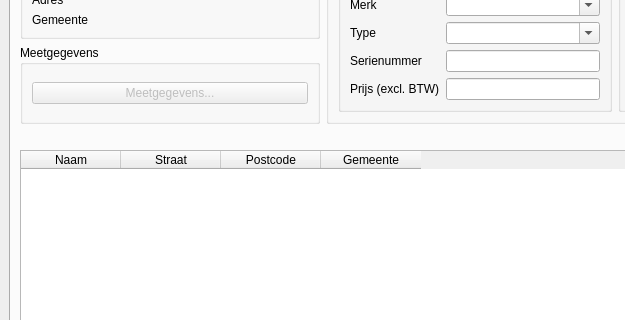
First picture: the form in AudioAdmin/ui/universum.ui, repository Roelio81/audioadmin, before the edit; both pictures show x 0 to 625 and y 429 to 749 of the 1054 by 848 pixel window.
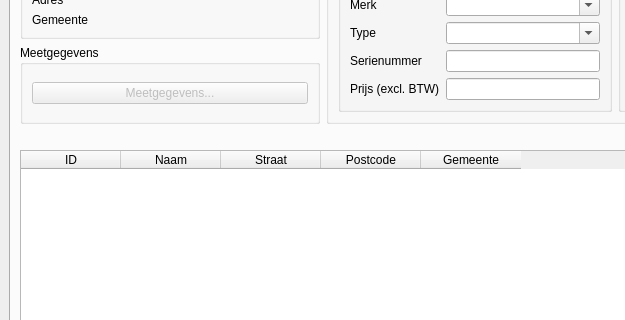
Second picture: the form after the edit. Icons and pictures are not drawn.

Commit message: Toevoegen sorteer mogelijkheid op tabellen (deel 2)

```diff
--- a/AudioAdmin/ui/universum.ui
+++ b/AudioAdmin/ui/universum.ui
@@ -758,8 +758,13 @@
            <bool>true</bool>
           </property>
           <property name="columnCount">
-           <number>4</number>
+           <number>5</number>
           </property>
+          <column>
+           <property name="text">
+            <string>ID</string>
+           </property>
+          </column>
           <column>
            <property name="text">
             <string>Naam</string>
```
Left out of the diff: 16 changed lines with no effect on the pictures. The commit also changes 2 other files.
